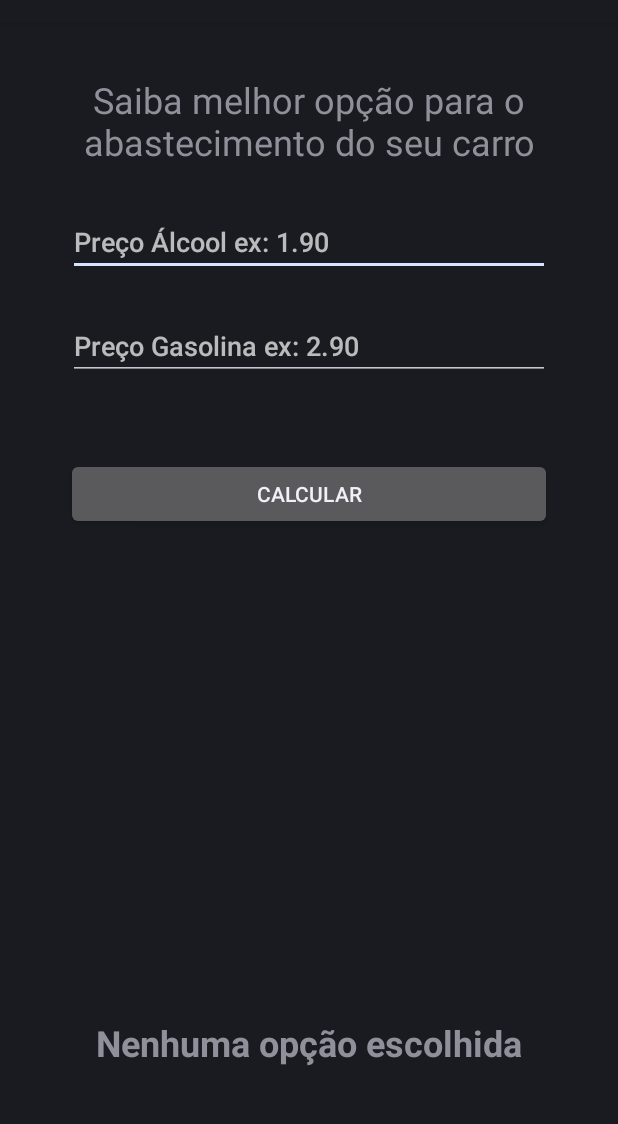
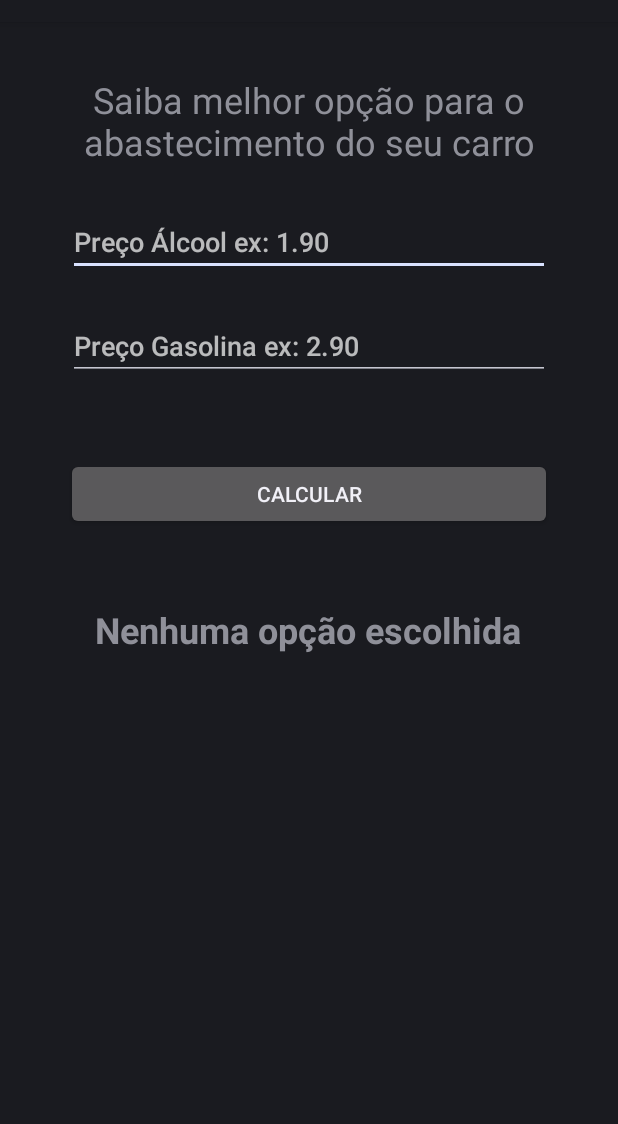
Before and after one commit to CelsoLuiz73/AlcoolOuGasolina, an Android app: the layout activity_main.xml on its own in the app's theme, with its tools: preview values and no code run, on a phone screen of 412 x 824 dp, the part 62-1186 px from its top. Run offline under Robolectric (Android 15) with nearby library versions, the phone set to English and light mode, and no system bars.

Commit message:
Correção de bugs devivo atualização da IDE

```diff
--- a/app/src/main/AndroidManifest.xml
+++ b/app/src/main/AndroidManifest.xml
@@ -1,6 +1,5 @@
 <?xml version="1.0" encoding="utf-8"?>
-<manifest xmlns:android="http://schemas.android.com/apk/res/android"
-    package="br.com.santander.alcoolougasolina">
+<manifest xmlns:android="http://schemas.android.com/apk/res/android">
 
     <application
         android:allowBackup="true"
--- a/app/src/main/res/layout/activity_main.xml
+++ b/app/src/main/res/layout/activity_main.xml
@@ -25,7 +25,7 @@
         android:layout_marginStart="45dp"
         android:layout_marginTop="20dp"
         android:layout_marginEnd="45dp"
-        android:text="Saiba melhor opção para o abastecimento do seu carro"
+        android:text="@string/texto_principal"
         android:textAlignment="center"
         android:textSize="24sp"
         app:layout_constraintEnd_toEndOf="parent"
@@ -40,7 +40,7 @@
         android:layout_marginTop="28dp"
         android:layout_marginEnd="45dp"
         android:ems="10"
-        android:hint="Preço Álcool ex: 1.90"
+        android:hint="@string/preco_alcool"
         android:inputType="numberDecimal"
         app:layout_constraintEnd_toEndOf="parent"
         app:layout_constraintHorizontal_bias="0.0"
@@ -55,7 +55,7 @@
         android:layout_marginTop="24dp"
         android:layout_marginEnd="45dp"
         android:ems="10"
-        android:hint="Preço Gasolina ex: 2.90"
+        android:hint="@string/preco_gasolina"
         android:inputType="numberDecimal"
         app:layout_constraintEnd_toEndOf="parent"
         app:layout_constraintHorizontal_bias="0.0"
@@ -63,32 +63,30 @@
         app:layout_constraintTop_toBottomOf="@+id/editText_preco_alcool" />
 
     <Button
-        android:id="@+id/button"
+        android:id="@+id/btn_calcular"
         android:layout_width="0dp"
         android:layout_height="wrap_content"
         android:layout_marginStart="44dp"
-        android:layout_marginTop="97dp"
+        android:layout_marginTop="52dp"
         android:layout_marginEnd="44dp"
-        android:layout_marginBottom="102dp"
         android:onClick="btnCalcular"
-        android:text="Calcular"
-        app:layout_constraintBottom_toBottomOf="parent"
+        android:text="@string/botao_calcular"
         app:layout_constraintEnd_toEndOf="parent"
         app:layout_constraintHorizontal_bias="0.0"
         app:layout_constraintStart_toStartOf="parent"
-        app:layout_constraintTop_toTopOf="@+id/editText_preco_gasolina"
-        app:layout_constraintVertical_bias="0.0" />
+        app:layout_constraintTop_toBottomOf="@+id/editText_preco_gasolina" />
 
     <TextView
         android:id="@+id/textView_resultado"
         android:layout_width="wrap_content"
         android:layout_height="wrap_content"
-        android:layout_marginBottom="71dp"
-        android:text="Nenhuma opção escolhida"
-        android:textSize="24sp"
+        android:layout_marginTop="50dp"
+        android:text="@string/texto_nenhuma_opcao"
+        android:textSize="@dimen/tamanho_texto"
         android:textStyle="bold"
-        app:layout_constraintBottom_toBottomOf="parent"
         app:layout_constraintEnd_toEndOf="parent"
-        app:layout_constraintStart_toStartOf="parent" />
+        app:layout_constraintHorizontal_bias="0.496"
+        app:layout_constraintStart_toStartOf="parent"
+        app:layout_constraintTop_toBottomOf="@+id/btn_calcular" />
 
 </androidx.constraintlayout.widget.ConstraintLayout>
--- /dev/null
+++ b/app/src/main/res/values/dimens.xml
@@ -0,0 +1,4 @@
+<?xml version="1.0" encoding="utf-8"?>
+<resources>
+    <dimen name="tamanho_texto">24sp</dimen>
+</resources>
--- a/app/src/main/res/values/strings.xml
+++ b/app/src/main/res/values/strings.xml
@@ -1,3 +1,8 @@
 <resources>
     <string name="app_name">AlcoolOuGasolina</string>
+    <string name="texto_principal">Saiba melhor opção para o abastecimento do seu carro</string>
+    <string name="preco_alcool">Preço Álcool ex: 1.90</string>
+    <string name="preco_gasolina">Preço Gasolina ex: 2.90</string>
+    <string name="botao_calcular">Calcular</string>
+    <string name="texto_nenhuma_opcao">Nenhuma opção escolhida</string>
 </resources>
--- a/gradle.properties
+++ b/gradle.properties
@@ -17,3 +17,6 @@ org.gradle.jvmargs=-Xmx2048m -Dfile.encoding=UTF-8
 android.useAndroidX=true
 # Kotlin code style for this project: "official" or "obsolete":
 kotlin.code.style=official
+android.defaults.buildfeatures.buildconfig=true
+android.nonTransitiveRClass=false
+android.nonFinalResIds=false
--- a/settings.gradle
+++ b/settings.gradle
@@ -1,2 +1,3 @@
 rootProject.name = "AlcoolOuGasolina"
 include ':app'
+include ':AlcoolOuGasolina'
```
Also changed, not shown: app/build.gradle (+17 -11 lines), app/src/main/java/br/com/santander/alcoolougasolina/MainActivity.kt (+19 -23 lines), build.gradle (+5 -2 lines), gradle/wrapper/gradle-wrapper.properties, 1 other file.
